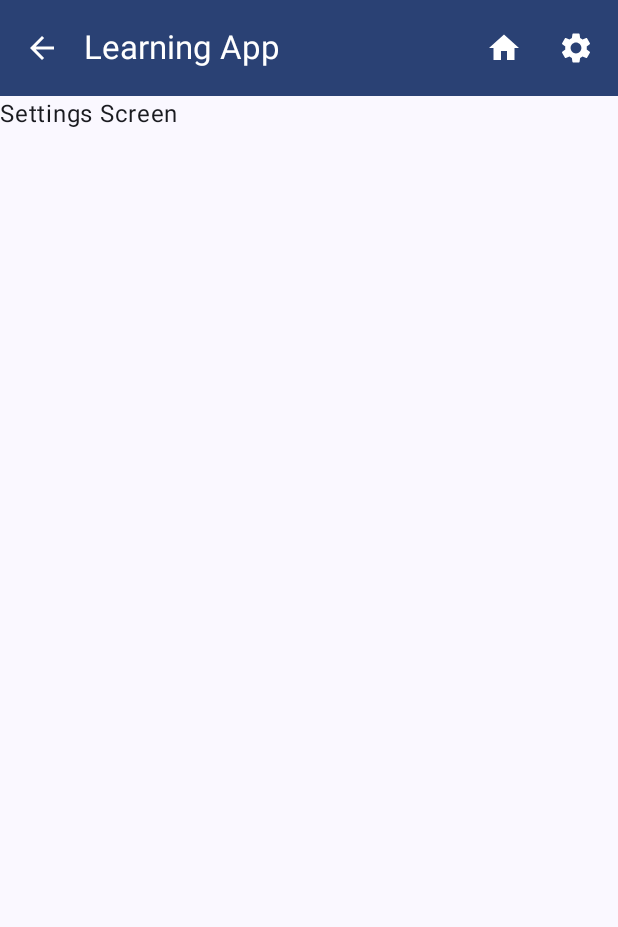
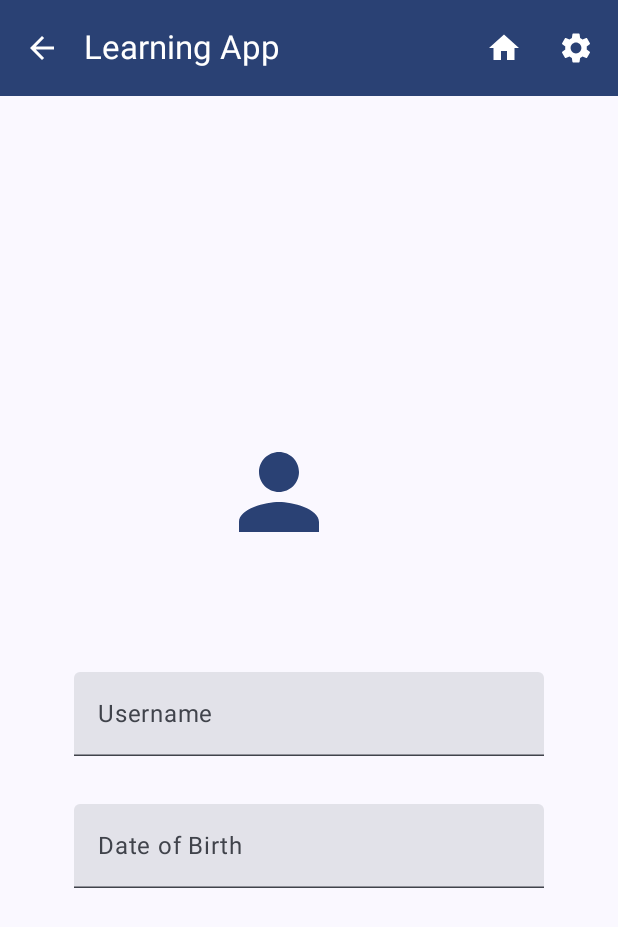
Before and after one commit to hbui138/Learning_App_Mobile_Computing_2024, an Android app built with Jetpack Compose: the SettingsScreen screen opened through its navigation route, on a phone screen of 412 x 824 dp. Shown: the top 927 px of the screen. Run offline under Robolectric (Android 15) with nearby library versions, the light colour scheme and no system bars; pictures from the network do not load.

Commit message:
add basic user setting screen
have pfp, username and date of birth, can't remember after closing yet

```diff
--- a/app/build.gradle.kts
+++ b/app/build.gradle.kts
@@ -44,8 +44,7 @@ android {
 }
 
 dependencies {
-    val nav_version = "2.8.5"
-    val room_version = "2.6.1"
+    implementation(libs.androidx.datastore.preferences)
 
     implementation(libs.androidx.room.runtime)
     implementation(libs.androidx.room.ktx)
--- a/app/src/main/AndroidManifest.xml
+++ b/app/src/main/AndroidManifest.xml
@@ -1,6 +1,5 @@
 <?xml version="1.0" encoding="utf-8"?>
-<manifest xmlns:android="http://schemas.android.com/apk/res/android"
-    xmlns:tools="http://schemas.android.com/tools">
+<manifest xmlns:android="http://schemas.android.com/apk/res/android">
 
     <uses-permission android:name="android.permission.INTERNET" />
 
@@ -13,11 +12,10 @@
         android:roundIcon="@mipmap/ic_launcher_round"
         android:supportsRtl="true"
         android:theme="@style/Theme.LearningApp"
-        tools:targetApi="31">
+        >
         <activity
             android:name=".MainActivity"
             android:exported="true"
-            android:label="@string/app_name"
             android:theme="@style/Theme.LearningApp">
             <intent-filter>
                 <action android:name="android.intent.action.MAIN" />
--- a/app/src/main/java/com/example/learningapp/ui/SettingsScreen.kt
+++ b/app/src/main/java/com/example/learningapp/ui/SettingsScreen.kt
@@ -1,10 +1,124 @@
 package com.example.learningapp.ui
 
-import androidx.compose.material3.Text
-import androidx.compose.runtime.Composable
+import android.net.Uri
+import androidx.activity.compose.rememberLauncherForActivityResult
+import androidx.activity.result.PickVisualMediaRequest
+import androidx.activity.result.contract.ActivityResultContracts
+import androidx.compose.foundation.clickable
+import androidx.compose.foundation.layout.*
+import androidx.compose.foundation.rememberScrollState
+import androidx.compose.foundation.shape.CircleShape
+import androidx.compose.foundation.verticalScroll
+import androidx.compose.material.icons.Icons
+import androidx.compose.material.icons.filled.Person
+import androidx.compose.material3.*
+import androidx.compose.runtime.*
+import androidx.compose.ui.Alignment
+import androidx.compose.ui.Modifier
+import androidx.compose.ui.draw.clip
+import androidx.compose.ui.layout.ContentScale
+import androidx.compose.ui.platform.LocalContext
+import androidx.compose.ui.text.input.TextFieldValue
+import androidx.compose.ui.text.style.TextAlign
+import androidx.compose.ui.unit.dp
 import androidx.navigation.NavHostController
+import coil3.compose.AsyncImage
+import java.util.*
+import android.app.DatePickerDialog
 
 @Composable
 fun SettingsScreen(navController: NavHostController) {
-    Text(text = "Settings Screen")
+    var username by remember { mutableStateOf(TextFieldValue()) }
+    var dob by remember { mutableStateOf(TextFieldValue()) }
+    var profileImageUri by remember { mutableStateOf<Uri?>(null) }
+    var showDatePicker by remember { mutableStateOf(false) }
+    val context = LocalContext.current
+
+    val datePickerDialog = remember {
+        DatePickerDialog(
+            context,
+            { _, year, month, dayOfMonth ->
+                dob = TextFieldValue("${month + 1}/$dayOfMonth/$year")
+                showDatePicker = false
+            },
+            Calendar.getInstance().get(Calendar.YEAR),
+            Calendar.getInstance().get(Calendar.MONTH),
+            Calendar.getInstance().get(Calendar.DAY_OF_MONTH)
+        ).apply {
+            setOnDismissListener { showDatePicker = false }
+        }
+    }
+
+    val imagePicker = rememberLauncherForActivityResult(
+        contract = ActivityResultContracts.PickVisualMedia()
+    ) { uri: Uri? ->
+        profileImageUri = uri
+    }
+
+    if (showDatePicker) {
+        datePickerDialog.show()
+    }
+
+    Column(
+        modifier = Modifier
+            .fillMaxSize()
+            .verticalScroll(rememberScrollState()),
+        horizontalAlignment = Alignment.CenterHorizontally,
+        verticalArrangement = Arrangement.Center
+    ) {
+        // Profile Picture
+        Box(
+            modifier = Modifier
+                .size(120.dp)
+                .clip(CircleShape)
+                .clickable {
+                    imagePicker.launch(
+                        PickVisualMediaRequest(ActivityResultContracts.PickVisualMedia.ImageOnly)
+                    )
+                }
+        ) {
+            if (profileImageUri == null) {
+                Icon(
+                    imageVector = Icons.Default.Person,
+                    contentDescription = "Profile Picture",
+                    modifier = Modifier.size(80.dp),
+                    tint = MaterialTheme.colorScheme.primary
+                )
+            } else {
+                AsyncImage(
+                    model = profileImageUri,
+                    contentDescription = "Profile Picture",
+                    modifier = Modifier.fillMaxSize(),
+                    contentScale = ContentScale.Crop
+                )
+            }
+        }
+        Spacer(modifier = Modifier.height(32.dp))
+
+        // Username Field
+        TextField(
+            value = username,
+            onValueChange = { username = it },
+            label = { Text("Username") },
+            modifier = Modifier
+                .fillMaxWidth(0.8f)
+                .padding(8.dp),
+            textStyle = LocalTextStyle.current.copy(textAlign = TextAlign.Start)
+        )
+
+        Spacer(modifier = Modifier.height(16.dp))
+
+        // Date of Birth Field
+        TextField(
+            value = dob,
+            onValueChange = {},
+            label = { Text("Date of Birth") },
+            modifier = Modifier
+                .fillMaxWidth(0.8f)
+                .padding(8.dp)
+                .clickable { showDatePicker = true },
+            readOnly = true,
+            textStyle = LocalTextStyle.current.copy(textAlign = TextAlign.Start)
+        )
+    }
 }
--- a/app/src/main/java/com/example/learningapp/ui/learn/LearnA.kt
+++ b/app/src/main/java/com/example/learningapp/ui/learn/LearnA.kt
@@ -1,14 +1,11 @@
 package com.example.learningapp.ui.learn
 
-import android.media.MediaPlayer
 import android.widget.ImageView
-import androidx.compose.foundation.layout.Column
 import androidx.compose.foundation.layout.Row
 import androidx.compose.foundation.layout.fillMaxSize
 import androidx.compose.foundation.layout.padding
 import androidx.compose.foundation.layout.size
 import androidx.compose.foundation.lazy.LazyColumn
-import androidx.compose.material3.Button
 import androidx.compose.material3.Text
 import androidx.compose.runtime.Composable
 import androidx.compose.runtime.LaunchedEffect
@@ -24,8 +21,6 @@ import androidx.compose.ui.platform.LocalContext
 import androidx.compose.ui.unit.dp
 import androidx.compose.ui.viewinterop.AndroidView
 import androidx.navigation.NavController
-import coil3.compose.AsyncImage
-import com.example.learningapp.components.ButtonComponent
 import com.example.learningapp.fetchWordDetails
 import com.squareup.picasso.Picasso
 import kotlinx.coroutines.launch
--- a/gradle/libs.versions.toml
+++ b/gradle/libs.versions.toml
@@ -1,6 +1,7 @@
 [versions]
 agp = "8.8.0"
 coilCompose = "3.1.0"
+datastorePreferences = "1.1.3"
 kotlin = "2.0.0"
 coreKtx = "1.10.1"
 junit = "4.13.2"
@@ -17,9 +18,11 @@ roomCompiler = "2.6.1"
 roomKtx = "2.6.1"
 roomRuntime = "2.6.1"
 roomCommon = "2.6.1"
+datastoreCoreAndroid = "1.1.3"
 
 [libraries]
 androidx-core-ktx = { group = "androidx.core", name = "core-ktx", version.ref = "coreKtx" }
+androidx-datastore-preferences = { module = "androidx.datastore:datastore-preferences", version.ref = "datastorePreferences" }
 androidx-navigation-compose = { module = "androidx.navigation:navigation-compose", version.ref = "navigationCompose" }
 androidx-navigation-dynamic-features-fragment = { module = "androidx.navigation:navigation-dynamic-features-fragment", version.ref = "navigationCompose" }
 androidx-navigation-fragment = { module = "androidx.navigation:navigation-fragment", version.ref = "navigationCompose" }
@@ -46,6 +49,7 @@ kotlinx-serialization-json = { module = "org.jetbrains.kotlinx:kotlinx-serializa
 androidx-room-common = { group = "androidx.room", name = "room-common", version.ref = "roomCommon" }
 okhttp = { module = "com.squareup.okhttp3:okhttp", version.ref = "okhttp" }
 picasso = { module = "com.squareup.picasso:picasso", version.ref = "picasso" }
+androidx-datastore-core-android = { group = "androidx.datastore", name = "datastore-core-android", version.ref = "datastoreCoreAndroid" }
 
 [plugins]
 android-application = { id = "com.android.application", version.ref = "agp" }
```
